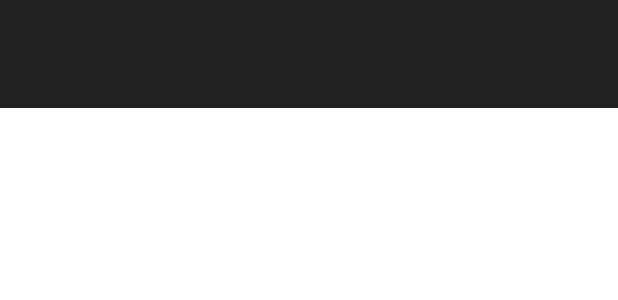
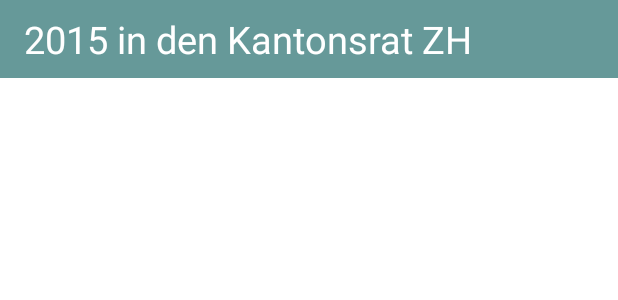
Before and after one commit to adrienManikon/politApp-android, an Android app: the layout about_me.xml on its own in the app's theme, with its tools: preview values and no code run, on a phone screen of 412 x 824 dp. Shown: the top 300 px of the screen. Run offline under Robolectric (Android 15) with nearby library versions, the phone set to English and light mode, and no system bars; plain views replace ObservableListView.

Commit message:
design header

```diff
--- a/app/src/main/res/drawable/background_blue.xml
+++ b/app/src/main/res/drawable/background_blue.xml
@@ -2,7 +2,7 @@
 <layer-list xmlns:android="http://schemas.android.com/apk/res/android">
     <item>
         <shape android:shape="rectangle">
-            <solid android:color="@color/blue_transparent" />
+            <solid android:color="@color/primary_color_transparent" />
         </shape>
     </item>
 </layer-list>
--- a/app/src/main/res/layout/about_me.xml
+++ b/app/src/main/res/layout/about_me.xml
@@ -2,8 +2,6 @@
     android:layout_width="match_parent"
     android:layout_height="match_parent"
     android:clipChildren="false">
-
-    <!--<include layout="@layout/image_header_slider" />-->
 
     <enyx.ch.politapp.widget.ViewSlider xmlns:android="http://schemas.android.com/apk/res/android"
         android:id="@+id/slider"
@@ -27,18 +25,35 @@
         android:layout_height="wrap_content"
         android:clipChildren="false">
 
-        <View
+        <RelativeLayout
             android:id="@+id/header_background"
             android:layout_width="match_parent"
+            android:alpha="1"
             android:layout_height="@dimen/header_bar_height"
-            android:background="?attr/colorPrimary"
-            android:minHeight="@dimen/header_bar_height" />
+            android:background="@color/secondary_color"
+            android:minHeight="@dimen/header_bar_height">
+
+
+            <TextView
+                android:layout_width="wrap_content"
+                android:layout_height="wrap_content"
+                android:text="Blerim Bunjaku"
+                android:layout_alignParentTop="true"
+                android:textSize="@dimen/big"
+                android:layout_marginTop="@dimen/activity_vertical_margin"
+                android:textStyle="bold"
+                android:paddingLeft="@dimen/activity_horizontal_margin"
+                android:textColor="@color/white" />
+
+        </RelativeLayout>
 
         <LinearLayout
             android:id="@+id/header_bar"
+            android:alpha="1"
             android:layout_width="match_parent"
             android:layout_height="@dimen/header_bar_height"
             android:minHeight="@dimen/header_bar_height"
+            android:background="@color/secondary_color"
             android:orientation="vertical">
 
             <TextView
@@ -48,9 +63,11 @@
                 android:ellipsize="end"
                 android:gravity="center_vertical"
                 android:maxLines="1"
+                android:text="2015 in den Kantonsrat ZH"
                 android:paddingLeft="@dimen/margin_standard"
                 android:textColor="@android:color/white"
-                android:textSize="20sp" />
+                android:textSize="@dimen/big" />
+
         </LinearLayout>
     </FrameLayout>
 </FrameLayout>
--- a/app/src/main/res/values/colors.xml
+++ b/app/src/main/res/values/colors.xml
@@ -5,6 +5,8 @@
     <color name="white">@android:color/white</color>
     <color name="transparent">#00000000</color>
     <color name="black">@android:color/black</color>
-    <color name="blue">#1161A4</color>
-    <color name="blue_transparent">#991161A4</color>
+    <color name="primary_color">#1161A4</color>
+    <color name="primary_color_transparent">#991161A4</color>
+    <color name="secondary_color">#669999</color>
+    <color name="secondary_color_transparent">#99669999</color>
 </resources>
--- a/app/src/main/res/values/dimens.xml
+++ b/app/src/main/res/values/dimens.xml
@@ -10,7 +10,8 @@
     <dimen name="item_font_size_share">30sp</dimen>
 
     <dimen name="flexible_space_image_height">240dp</dimen>
-    <dimen name="header_bar_height">72dp</dimen>
+    <dimen name="header_bar_height">52dp</dimen>
     <dimen name="intersection_height">16dp</dimen>
     <dimen name="depth">2dp</dimen>
+    <dimen name="big">25sp</dimen>
 </resources>
```
